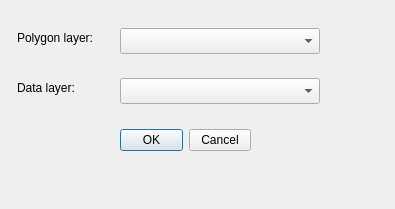
This is layer_selector_dialog_base.ui in knaw-huc/qgis-polygon-linker as Qt 5 draws it before an edit. The edited form follows.
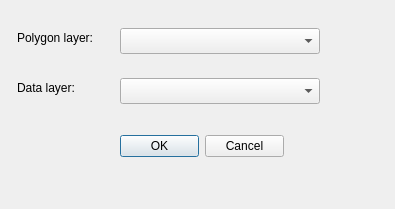
This is the edited form.

The edit to the form file:
```diff
--- a/layer_selector_dialog_base.ui
+++ b/layer_selector_dialog_base.ui
@@ -59,31 +59,18 @@
     </rect>
    </property>
   </widget>
-  <widget class="QWidget" name="horizontalLayoutWidget">
+  <widget class="QDialogButtonBox" name="buttonBox">
    <property name="geometry">
     <rect>
      <x>120</x>
-     <y>120</y>
-     <width>131</width>
-     <height>41</height>
+     <y>130</y>
+     <width>164</width>
+     <height>32</height>
     </rect>
    </property>
-   <layout class="QHBoxLayout" name="horizontalLayout">
-    <item>
-     <widget class="QPushButton" name="okBtn">
-      <property name="text">
-       <string>OK</string>
-      </property>
-     </widget>
-    </item>
-    <item>
-     <widget class="QPushButton" name="cancelBtn">
-      <property name="text">
-       <string>Cancel</string>
-      </property>
-     </widget>
-    </item>
-   </layout>
+   <property name="standardButtons">
+    <set>QDialogButtonBox::Cancel|QDialogButtonBox::Ok</set>
+   </property>
   </widget>
  </widget>
  <resources/>
```
Left out of the diff: 35 changed lines with no effect on the pictures.
